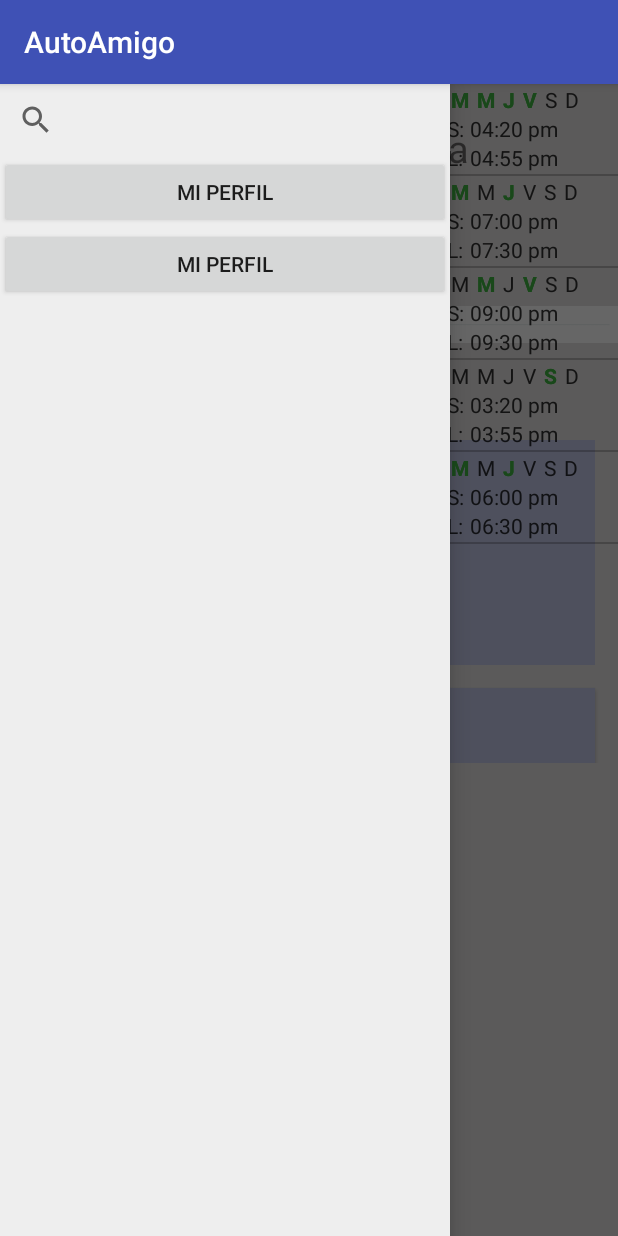
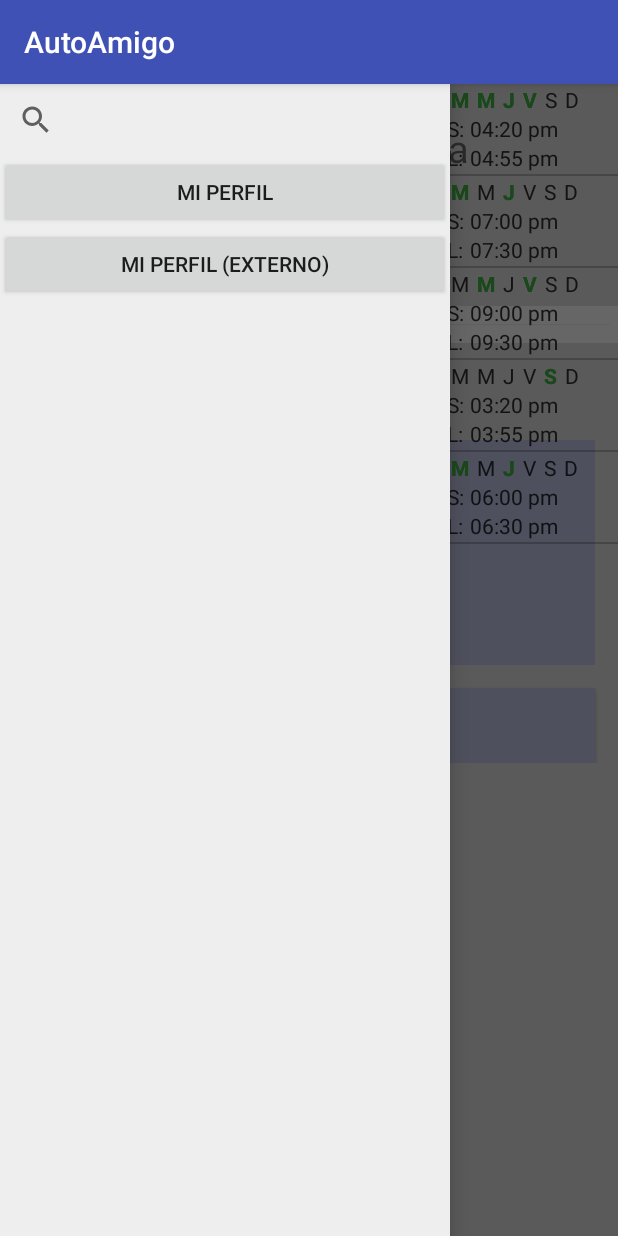
Before and after one commit to AutoAmigo/AutoAmigo, an Android app: the screen it shows after launch (UserInterface), with the side drawer open, on a phone screen of 412 x 824 dp. Run offline under Robolectric (Android 15) with nearby library versions, the phone set to English and light mode, and no system bars.

Commit message:
Modificaciones del Drawer

```diff
--- a/app/src/main/java/schnauzer/digital/autoamigo/UserInterface.java
+++ b/app/src/main/java/schnauzer/digital/autoamigo/UserInterface.java
@@ -25,6 +25,7 @@ public class UserInterface extends AppCompatActivity implements View.OnClickList
 
     //NAVIGATION VIEWS
     Button myProfileButton;
+    Button myExternalProfileButton;
 
     TextView userNameText;
 
@@ -43,6 +44,7 @@ public class UserInterface extends AppCompatActivity implements View.OnClickList
         setContentView(R.layout.user_interface);
 
         myProfileButton = (Button) findViewById(R.id.myProfileButton);
+        myExternalProfileButton = (Button) findViewById(R.id.myExternalProfileButton);
         userNameText = (TextView) findViewById(R.id.userNameTextInterface);
         TabHost tabHost = (TabHost)findViewById(R.id.tabHost);
         tabHost.setup();
@@ -70,6 +72,7 @@ public class UserInterface extends AppCompatActivity implements View.OnClickList
 
         // Listeners
         myProfileButton.setOnClickListener(this);
+        myExternalProfileButton.setOnClickListener(this);
         reglas.setOnClickListener(new View.OnClickListener() {
             @Override
             public void onClick(View v) {
@@ -214,6 +217,10 @@ public class UserInterface extends AppCompatActivity implements View.OnClickList
         Intent intent;
         switch (v.getId()) {
             case R.id.myProfileButton:
+                intent = new Intent(this, UserInterface.class);
+                startActivity(intent);
+                break;
+            case R.id.myExternalProfileButton:
                 intent = new Intent(this, UserActivity.class);
                 startActivity(intent);
                 break;
--- a/app/src/main/res/layout/navigation_drawer.xml
+++ b/app/src/main/res/layout/navigation_drawer.xml
@@ -30,7 +30,7 @@
             <Button
                 android:layout_width="match_parent"
                 android:layout_height="wrap_content"
-                android:text="@string/myProfile"
+                android:text="MI PERFIL (EXTERNO)"
                 android:id="@+id/myExternalProfileButton"
                 android:layout_gravity="center_horizontal" />
 
```
Also changed, not shown: app/src/main/java/schnauzer/digital/autoamigo/UserActivity.java (+9 -2 lines), 2 other files.
